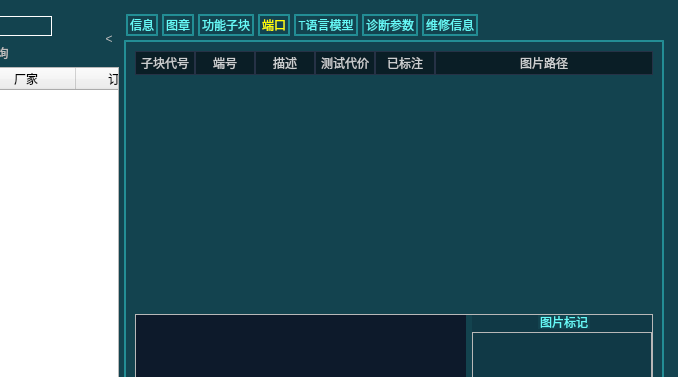
Qt form dialogunitmanage.ui (lushisongicloud/T-Designer) before a commit; both pictures show x 714 to 1392 and y 0 to 377 of the 1392 by 668 pixel window.
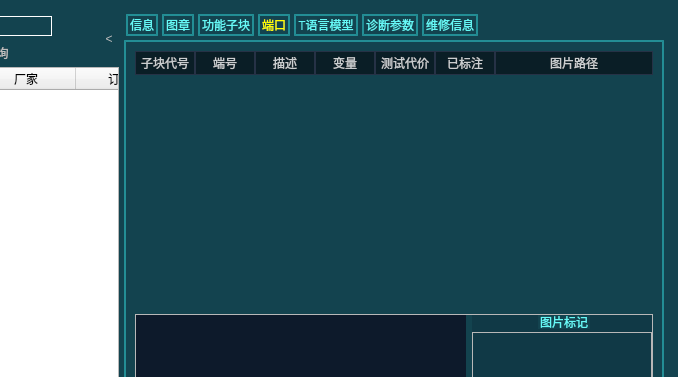
The same form after that commit. The open tabs and pages were chosen to show the change. Icons and pictures are not drawn. Custom widgets are drawn as their Qt base class.

Commit message: 完成Phase 2 · 端口类型与变量集配置

```diff
--- a/dialogunitmanage.ui
+++ b/dialogunitmanage.ui
@@ -1565,7 +1565,7 @@
              <enum>QAbstractItemView::SelectRows</enum>
             </property>
             <property name="columnCount">
-             <number>6</number>
+             <number>7</number>
             </property>
             <attribute name="horizontalHeaderMinimumSectionSize">
              <number>40</number>
@@ -1600,6 +1600,11 @@
               <string>描述</string>
              </property>
             </column>
+            <column>
+             <property name="text">
+              <string>变量</string>
+             </property>
+            </column>
             <column>
              <property name="text">
               <string>测试代价</string>
```
The commit also changes 30 other files.
